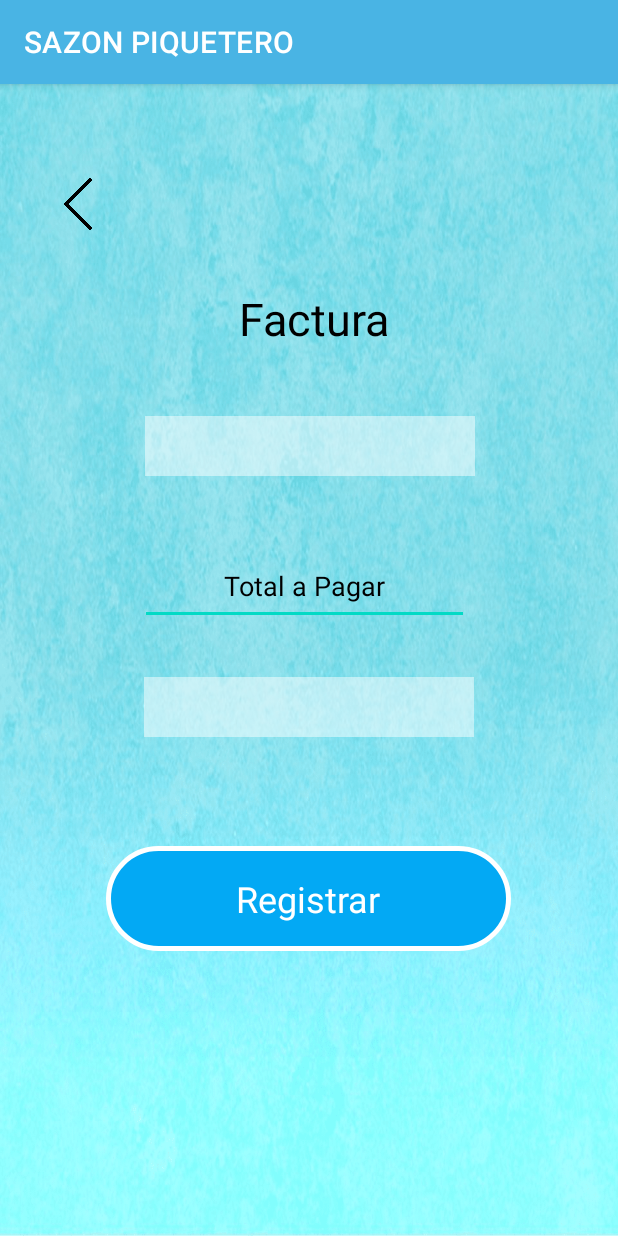
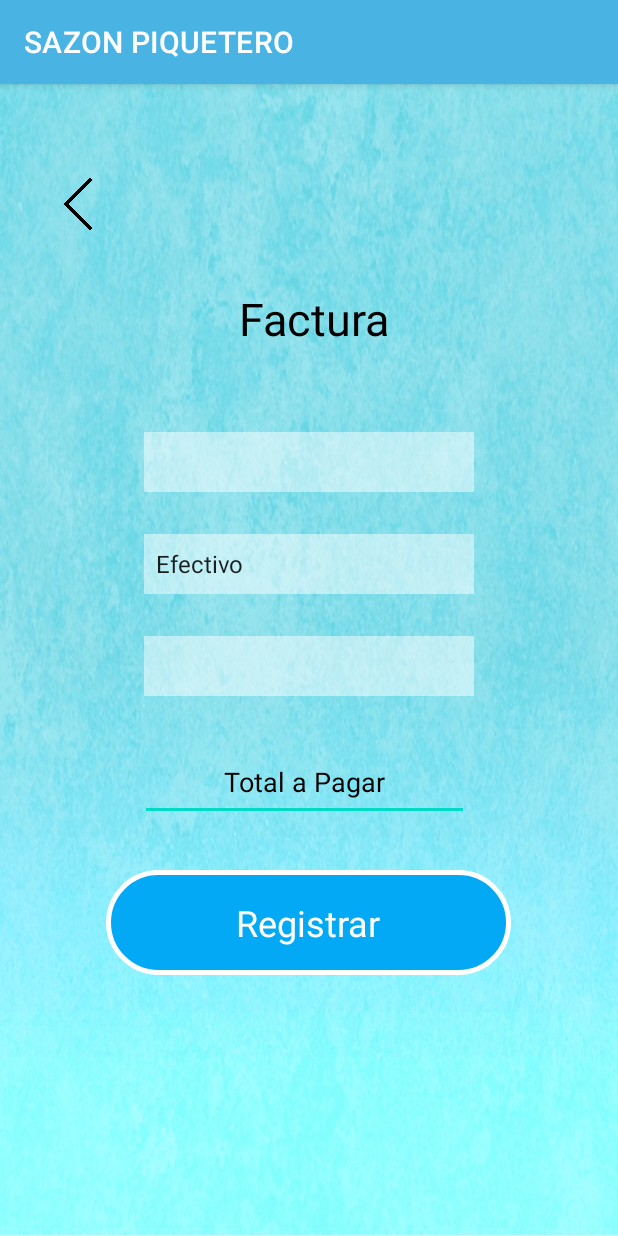
Before and after one commit to alycastro22/PROYECTO2PDM, an Android app: the Diseno_Factura_Activity screen opened directly, with no data from a screen before it, on a phone screen of 412 x 824 dp. Run offline under Robolectric (Android 15) with nearby library versions, the phone set to English and light mode, and no system bars; Roboto replaces fonts that are not available here; 2 statements that could not run were skipped.

Commit message:
pago mixto

```diff
--- a/app/src/main/java/hn/edu/ujcv/pdm_2021_i_proyecto2/Diseno_Factura_Activity.kt
+++ b/app/src/main/java/hn/edu/ujcv/pdm_2021_i_proyecto2/Diseno_Factura_Activity.kt
@@ -11,6 +11,10 @@ import com.google.android.material.floatingactionbutton.FloatingActionButton
 import com.google.android.material.snackbar.Snackbar
 import hn.edu.ujcv.pdm_2021_i_proyecto2.dummy.DummyContent
 import kotlinx.android.synthetic.main.activity_diseno_factura.*
+import kotlinx.android.synthetic.main.activity_diseno_factura.imageRetroceder
+import kotlinx.android.synthetic.main.activity_diseno_factura.spinnerClientes
+import kotlinx.android.synthetic.main.activity_diseno_factura.txvRegistrar
+import kotlinx.android.synthetic.main.activity_empleados_.*
 import java.lang.StringBuilder
 
 class Diseno_Factura_Activity : AppCompatActivity() {
@@ -26,6 +30,7 @@ class Diseno_Factura_Activity : AppCompatActivity() {
         datos()
         agregarItemPedido()
         agregarItemEmpleado()
+        agregarItemPago()
         txvRegistrar.setOnClickListener { guardar() }
         imageRetroceder.setOnClickListener { cambioPantallaFactura() }
         enviara.setOnClickListener { enviar() }
@@ -56,11 +61,18 @@ class Diseno_Factura_Activity : AppCompatActivity() {
         adapterE.setDropDownViewResource(android.R.layout.simple_spinner_item)
         spinnerE.adapter = adapterE
     }
+    private fun agregarItemPago() {
+        val adapter : ArrayAdapter<CharSequence> = ArrayAdapter.createFromResource(this,
+                R.array.pago, android.R.layout.simple_spinner_item)
+        spinnerPago.adapter = adapter
+    }
 
     fun guardar(){
         val dato = StringBuilder()
         dato.append(spinnerEmpleado1.selectedItem.toString().trim()).append("|")
-        dato.append(spinnerClientes.selectedItem.toString().trim())
+        dato.append(spinnerPago.selectedItem.toString().trim()).append("|")
+        dato.append(spinnerClientes.selectedItem.toString().trim()).append("|")
+        dato.append(txttotalPagar.text.toString().trim())
         factura.add(dato.toString())
         println(factura.toString())
         Toast.makeText(this, "Factura agregada con exito", Toast.LENGTH_LONG).show()
--- a/app/src/main/res/layout/activity_diseno_factura.xml
+++ b/app/src/main/res/layout/activity_diseno_factura.xml
@@ -44,7 +44,7 @@
             android:layout_width="270dp"
             android:layout_height="70dp"
             android:layout_marginStart="70dp"
-            android:layout_marginTop="508dp"
+            android:layout_marginTop="524dp"
             android:layout_marginEnd="71dp"
             android:background="@drawable/btn_boton"
             android:fontFamily="@font/arbutus_slab"
@@ -53,6 +53,7 @@
             android:textColor="#FFFFFF"
             android:textSize="24sp"
             app:layout_constraintEnd_toEndOf="parent"
+            app:layout_constraintHorizontal_bias="1.0"
             app:layout_constraintStart_toStartOf="parent"
             app:layout_constraintTop_toTopOf="parent" />
 
@@ -75,10 +76,11 @@
             android:layout_width="220dp"
             android:layout_height="40dp"
             android:layout_marginStart="96dp"
-            android:layout_marginTop="221dp"
+            android:layout_marginTop="232dp"
             android:layout_marginEnd="95dp"
             android:background="#7CFFFFFF"
             app:layout_constraintEnd_toEndOf="parent"
+            app:layout_constraintHorizontal_bias="0.0"
             app:layout_constraintStart_toStartOf="parent"
             app:layout_constraintTop_toTopOf="parent" />
 
@@ -87,10 +89,24 @@
             android:layout_width="220dp"
             android:layout_height="40dp"
             android:layout_marginStart="95dp"
-            android:layout_marginTop="395dp"
+            android:layout_marginTop="368dp"
             android:layout_marginEnd="96dp"
             android:background="#7CFFFFFF"
             app:layout_constraintEnd_toEndOf="parent"
+            app:layout_constraintHorizontal_bias="1.0"
+            app:layout_constraintStart_toStartOf="parent"
+            app:layout_constraintTop_toTopOf="parent" />
+
+        <Spinner
+            android:id="@+id/spinnerPago"
+            android:layout_width="220dp"
+            android:layout_height="40dp"
+            android:layout_marginStart="95dp"
+            android:layout_marginTop="300dp"
+            android:layout_marginEnd="96dp"
+            android:background="#7CFFFFFF"
+            app:layout_constraintEnd_toEndOf="parent"
+            app:layout_constraintHorizontal_bias="1.0"
             app:layout_constraintStart_toStartOf="parent"
             app:layout_constraintTop_toTopOf="parent" />
 
@@ -124,18 +140,19 @@
             tools:ignore="MissingConstraints" />
 
         <EditText
-            android:id="@+id/totalPagar"
+            android:id="@+id/txttotalPagar"
             android:layout_width="219dp"
             android:layout_height="51dp"
             android:layout_marginStart="93dp"
-            android:layout_marginTop="309dp"
+            android:layout_marginTop="440dp"
             android:layout_marginEnd="99dp"
             android:ems="10"
             android:hint="@string/Pago"
+            android:inputType="numberDecimal"
+            android:textAlignment="center"
             android:textColorHint="@color/black"
-            android:textAlignment="center"
-            android:inputType="numberDecimal"
             app:layout_constraintEnd_toEndOf="parent"
+            app:layout_constraintHorizontal_bias="1.0"
             app:layout_constraintStart_toStartOf="parent"
             app:layout_constraintTop_toTopOf="parent" />
 
--- /dev/null
+++ b/app/src/main/res/values/Pago.xml
@@ -0,0 +1,8 @@
+<?xml version="1.0" encoding="utf-8"?>
+<resources>
+    <string-array name="pago">
+        <item>Efectivo</item>
+        <item>Tarjeta Credito</item>
+        <item>Efectivo y Tarjeta de credito</item>
+    </string-array>
+</resources>
```
